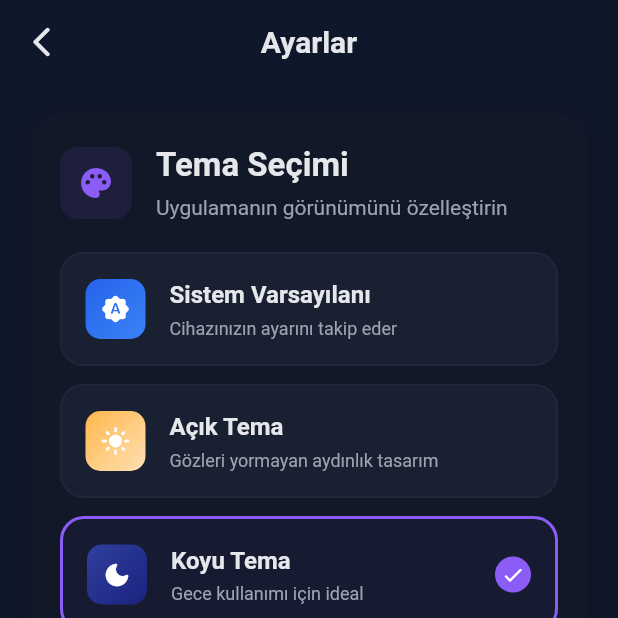
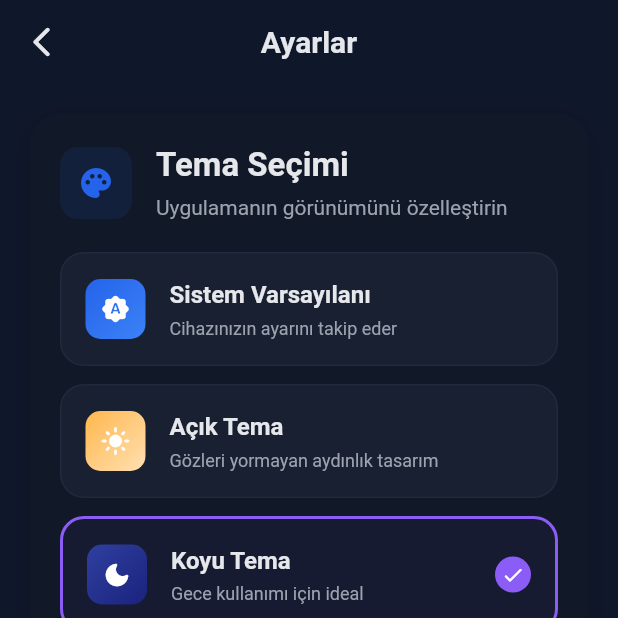
Before and after one commit to ummugulsunn/ehliyet-rehberim, a Flutter app: the SettingsScreen screen opened directly, after a tap on "Sistem Varsayılanı", after a tap on "Açık Tema", after a tap on "Koyu Tema", on a phone screen of 412 x 824 dp, the top half of it. Run offline on Flutter 3.47's test engine with Material 3 defaults, Android fonts, the phone set to English and light mode, and no system bars; our stand-ins replace confetti, firebase_auth, firebase_core, flutter_markdown, flutter_riverpod, google_sign_in and 4 more; accounts and stored records are empty; Roboto replaces fonts that are missing (System).

Commit message:
feat: Implement achievement model and refine user authentication state handling and settings UI.

```diff
--- /dev/null
+++ b/lib/src/core/models/achievement_model.dart
@@ -0,0 +1,96 @@
+import 'package:flutter/material.dart';
+
+enum AchievementType {
+  streak,
+  xp,
+  level,
+  questions,
+  perfectScore,
+}
+
+class Achievement {
+  final String id;
+  final String title;
+  final String description;
+  final String iconPath; // Or IconData if using built-in icons
+  final AchievementType type;
+  final int requirement;
+  final bool isSecret;
+
+  // UI helper props
+  final Color color;
+
+  const Achievement({
+    required this.id,
+    required this.title,
+    required this.description,
+    required this.iconPath,
+    required this.type,
+    required this.requirement,
+    this.isSecret = false,
+    this.color = Colors.amber,
+  });
+
+  // Predefined achievements
+  static const List<Achievement> all = [
+    // Streak Achievements
+    Achievement(
+      id: 'streak_3',
+      title: 'İstikrarlı Başlangıç',
+      description: '3 gün üst üste test çöz',
+      iconPath: 'assets/icons/streak_3.png',
+      type: AchievementType.streak,
+      requirement: 3,
+      color: Colors.orange,
+    ),
+    Achievement(
+      id: 'streak_7',
+      title: 'Haftalık Seri',
+      description: '7 gün üst üste test çöz',
+      iconPath: 'assets/icons/streak_7.png',
+      type: AchievementType.streak,
+      requirement: 7,
+      color: Colors.deepOrange,
+    ),
+
+    // Level Achievements
+    Achievement(
+      id: 'level_5',
+      title: 'Şehir İçi Uzmanı',
+      description: '5. seviyeye ulaş',
+      iconPath: 'assets/icons/level_5.png',
+      type: AchievementType.level,
+      requirement: 5,
+      color: Colors.blue,
+    ),
+    Achievement(
+      id: 'level_10',
+      title: 'Otoyol Faresi',
+      description: '10. seviyeye ulaş',
+      iconPath: 'assets/icons/level_10.png',
+      type: AchievementType.level,
+      requirement: 10,
+      color: Colors.indigo,
+    ),
+
+    // Questions Achievements
+    Achievement(
+      id: 'questions_100',
+      title: 'Çaylak Sürücü',
+      description: 'Toplam 100 soru çöz',
+      iconPath: 'assets/icons/q_100.png',
+      type: AchievementType.questions,
+      requirement: 100,
+      color: Colors.green,
+    ),
+    Achievement(
+      id: 'questions_500',
+      title: 'Tecrübeli Sürücü',
+      description: 'Toplam 500 soru çöz',
+      iconPath: 'assets/icons/q_500.png',
+      type: AchievementType.questions,
+      requirement: 500,
+      color: Colors.teal,
+    ),
+  ];
+}
--- a/lib/src/features/auth/presentation/auth_gate.dart
+++ b/lib/src/features/auth/presentation/auth_gate.dart
@@ -13,6 +13,7 @@
   @override
   Widget build(BuildContext context, WidgetRef ref) {
     final authState = ref.watch(authStateProvider);
+    print('DEBUG: AuthGate state: $authState');
 
     return authState.when(
       // Loading state - show a full-page loading screen
--- a/lib/src/features/home/presentation/home_screen.dart
+++ b/lib/src/features/home/presentation/home_screen.dart
@@ -138,6 +138,7 @@
 
               // Dynamic Header Section
               DynamicHeaderWidget(authState: authState),
+
 
               const SizedBox(height: 32),
 
--- a/lib/src/features/home/presentation/widgets/dynamic_header_widget.dart
+++ b/lib/src/features/home/presentation/widgets/dynamic_header_widget.dart
@@ -2,6 +2,7 @@
 import 'package:flutter_riverpod/flutter_riverpod.dart';
 import 'package:firebase_auth/firebase_auth.dart';
 import '../../application/home_providers.dart';
+import '../../../../core/services/user_progress_service.dart';
 import '../../../../core/theme/app_colors.dart';
 
 /// Dynamic header widget that displays user progress and streak
@@ -15,10 +16,8 @@
 
   @override
   Widget build(BuildContext context, WidgetRef ref) {
-    final dailyProgressAsync = ref.watch(dailyProgressProvider);
+    final userProgressStateAsync = ref.watch(userProgressStateProvider);
     final dailyGoal = ref.watch(dailyGoalProvider);
-    final progressPercentage = ref.watch(dailyProgressPercentageProvider);
-    final streakText = ref.watch(streakTextProvider);
 
     return Container(
       padding: const EdgeInsets.all(24),
@@ -43,14 +42,44 @@
           ),
         ],
       ),
-      child: Column(
+      child: userProgressStateAsync.when(
+        data: (state) {
+          final dailyProgress = state.dailyProgress;
+          final progressPercentage = (dailyProgress / dailyGoal).clamp(0.0, 1.0);
+          final level = state.level;
+          final xp = state.xp;
+          final streak = state.streak;
+
+          // Enhanced Streak Text Logic
+          String streakText = '';
+          if (streak > 0) {
+             streakText = streak == 1 ? '1 Günlük Seri!' : '$streak Günlük Seri!';
+          }
+
+          // Level Title Logic
+          String levelTitle = 'Acemi Sürücü';
+          if (level < 5) levelTitle = 'Acemi Sürücü';
+          else if (level < 10) levelTitle = 'Şehir İçi Uzmanı';
+          else if (level < 20) levelTitle = 'Otoyol Faresi';
+          else if (level < 50) levelTitle = 'Trafik Efsanesi';
+          else levelTitle = 'Ehliyet Kralı';
+
+          // XP Calculation
+          final userProgressService = ref.read(userProgressServiceProvider);
+          final currentLevelBaseXP = userProgressService.getXPForCurrentLevel(level);
+          final nextLevelBaseXP = userProgressService.getXPForNextLevel(level);
+          final levelRange = nextLevelBaseXP - currentLevelBaseXP;
+          final xpInLevel = xp - currentLevelBaseXP;
+          final xpProgress = levelRange > 0 ? (xpInLevel / levelRange).clamp(0.0, 1.0) : 1.0;
+
+          return Column(
             children: [
               // App Logo removed for cleaner design
               // Main content row
               Row(
                 children: [
                   // Circular Progress Indicator
-              _buildProgressIndicator(context, dailyProgressAsync, dailyGoal, progressPercentage),
+                  _buildProgressIndicator(context, AsyncValue.data(dailyProgress), dailyGoal, progressPercentage),
 
                   const SizedBox(width: 20),
 
@@ -72,35 +101,52 @@
 
                         const SizedBox(height: 8),
 
-                    // Daily Goal Progress Text
-                    dailyProgressAsync.when(
-                      data: (progress) => Text(
-                        'Bugünkü Hedef: $progress/$dailyGoal',
+                        // Level and Rank Display
+                        Column(
+                          crossAxisAlignment: CrossAxisAlignment.start,
+                          children: [
+                            Text(
+                              '$levelTitle (Lvl $level)',
                               style: Theme.of(context).textTheme.titleMedium?.copyWith(
                                 color: Theme.of(context).brightness == Brightness.dark
-                              ? (progress >= dailyGoal ? AppColors.successLight : AppColors.primaryLight)
-                              : (progress >= dailyGoal ? AppColors.success : AppColors.primary),
+                                    ? AppColors.primaryLight
+                                    : AppColors.primary,
                                 fontWeight: FontWeight.bold,
                               ),
                             ),
-                      loading: () => Text(
-                        'Bugünkü Hedef: 0/$dailyGoal',
-                        style: Theme.of(context).textTheme.titleMedium?.copyWith(
-                          color: Theme.of(context).brightness == Brightness.dark
-                              ? Colors.white.withValues(alpha: 0.8)
-                              : Theme.of(context).colorScheme.onSurfaceVariant,
-                          fontWeight: FontWeight.bold,
+                            const SizedBox(height: 4),
+                            // XP Progress Bar
+                            Column(
+                              crossAxisAlignment: CrossAxisAlignment.start,
+                              children: [
+                                ClipRRect(
+                                  borderRadius: BorderRadius.circular(4),
+                                  child: LinearProgressIndicator(
+                                    value: xpProgress,
+                                    minHeight: 6,
+                                    backgroundColor: Theme.of(context).brightness == Brightness.dark
+                                        ? Colors.white.withValues(alpha: 0.1)
+                                        : Colors.grey.withValues(alpha: 0.2),
+                                    valueColor: AlwaysStoppedAnimation<Color>(
+                                      Theme.of(context).brightness == Brightness.dark
+                                          ? AppColors.successLight
+                                          : AppColors.success,
                                     ),
                                   ),
-                      error: (_, __) => Text(
-                        'Bugünkü Hedef: 0/$dailyGoal',
-                        style: Theme.of(context).textTheme.titleMedium?.copyWith(
+                                ),
+                                const SizedBox(height: 2),
+                                Text(
+                                  '${(xpProgress * 100).toInt()}% (Sonraki Seviye)',
+                                  style: Theme.of(context).textTheme.bodySmall?.copyWith(
+                                    fontSize: 10,
                                     color: Theme.of(context).brightness == Brightness.dark
-                              ? Colors.white.withValues(alpha: 0.8)
+                                        ? Colors.white.withValues(alpha: 0.6)
                                         : Theme.of(context).colorScheme.onSurfaceVariant,
-                          fontWeight: FontWeight.bold,
                                   ),
                                 ),
+                              ],
+                            ),
+                          ],
                         ),
 
                         const SizedBox(height: 12),
@@ -164,6 +210,31 @@
                 ],
               ),
             ],
+          );
+        },
+        loading: () => Column(
+          children: [
+             Row(
+                children: [
+                  _buildProgressIndicator(context, const AsyncValue.loading(), dailyGoal, 0.0),
+                   const SizedBox(width: 20),
+                   // Skeleton text or loading simplified
+                   const Expanded(child: Center(child: CircularProgressIndicator())),
+                ]
+             )
+          ]
+        ),
+        error: (_, __) => Column(
+          children: [
+             Row(
+                children: [
+                  _buildProgressIndicator(context, const AsyncValue.loading(), dailyGoal, 0.0),
+                   const SizedBox(width: 20),
+                   const Text('Bir hata oluştu'),
+                ]
+             )
+          ]
+        ),
       ),
     );
   }
--- a/lib/src/features/profile/presentation/settings_screen.dart
+++ b/lib/src/features/profile/presentation/settings_screen.dart
@@ -85,12 +85,12 @@
                 Container(
                   padding: const EdgeInsets.all(12),
                   decoration: BoxDecoration(
-                    color: AppColors.premium.withValues(alpha: 0.1),
+                    color: AppColors.primary.withValues(alpha: 0.1),
                     borderRadius: BorderRadius.circular(12),
                   ),
                   child: Icon(
                     Icons.palette_rounded,
-                    color: AppColors.premium,
+                    color: AppColors.primary,
                     size: 24,
                   ),
                 ),
```
Also changed, not shown: lib/src/core/services/auth_service.dart (+25 -5 lines), lib/src/core/services/user_progress_service.dart (+268 -89 lines), lib/src/features/auth/presentation/auth_screen.dart (+9 -0 lines), lib/src/features/home/application/home_providers.dart (+35 -0 lines), lib/src/features/quiz/application/quiz_providers.dart (+6 -2 lines), lib/src/features/settings/presentation/settings_screen.dart (+13 -21 lines), 1 other file. Lines whose indentation alone changed are shown as unchanged.
